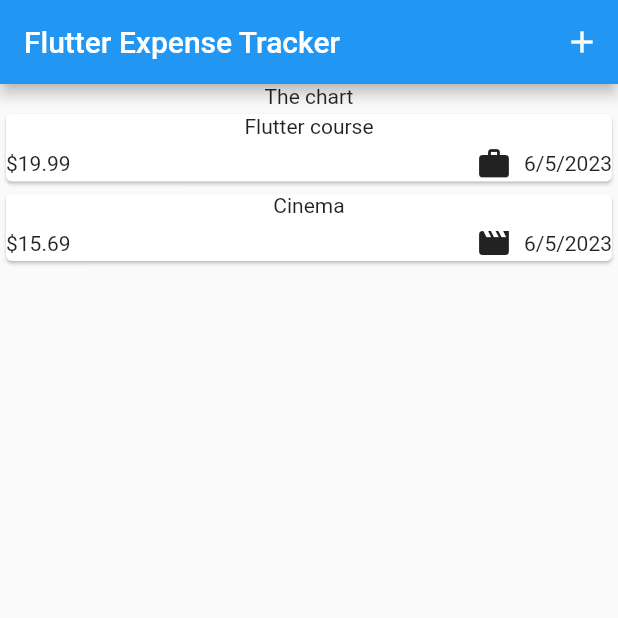
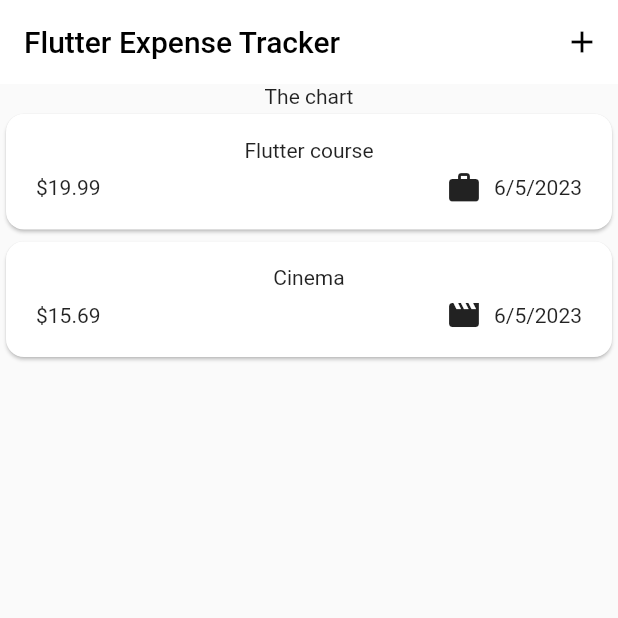
Before and after one commit to nikeshgamal24/Expense-Tracker, a Flutter app: the screen it shows after launch, on a phone screen of 412 x 824 dp, the top half of it. Run offline on Flutter 3.47's test engine with Material 2 defaults, Android fonts, the phone set to English and light mode, and no system bars.

Commit message:
completed the 1st version of application

```diff
--- a/lib/main.dart
+++ b/lib/main.dart
@@ -3,8 +3,9 @@ import 'package:expense_tracker/expenses.dart';
 
 void main(){
   runApp(
-   const MaterialApp(
-    home: Expenses(),
+    MaterialApp(
+    theme: ThemeData().copyWith(useMaterial3: true,),
+    home: const Expenses(),
    ),
   );
 }
--- a/lib/widgets/expenses_list/expense_item.dart
+++ b/lib/widgets/expenses_list/expense_item.dart
@@ -11,7 +11,12 @@ class ExpenseItem extends StatelessWidget{
   @override
   Widget build(context){
     return Card(
-      child: Column(
+      child: Padding(
+        padding: const EdgeInsets.symmetric(
+          horizontal: 20,
+          vertical: 16,
+        ),
+        child: Column(
         children: [
           Text(expense.title),
           const SizedBox(height: 5,),
@@ -30,6 +35,8 @@ class ExpenseItem extends StatelessWidget{
           )
         ],
       ),
+        ),
+
     );
   }
 }
```
